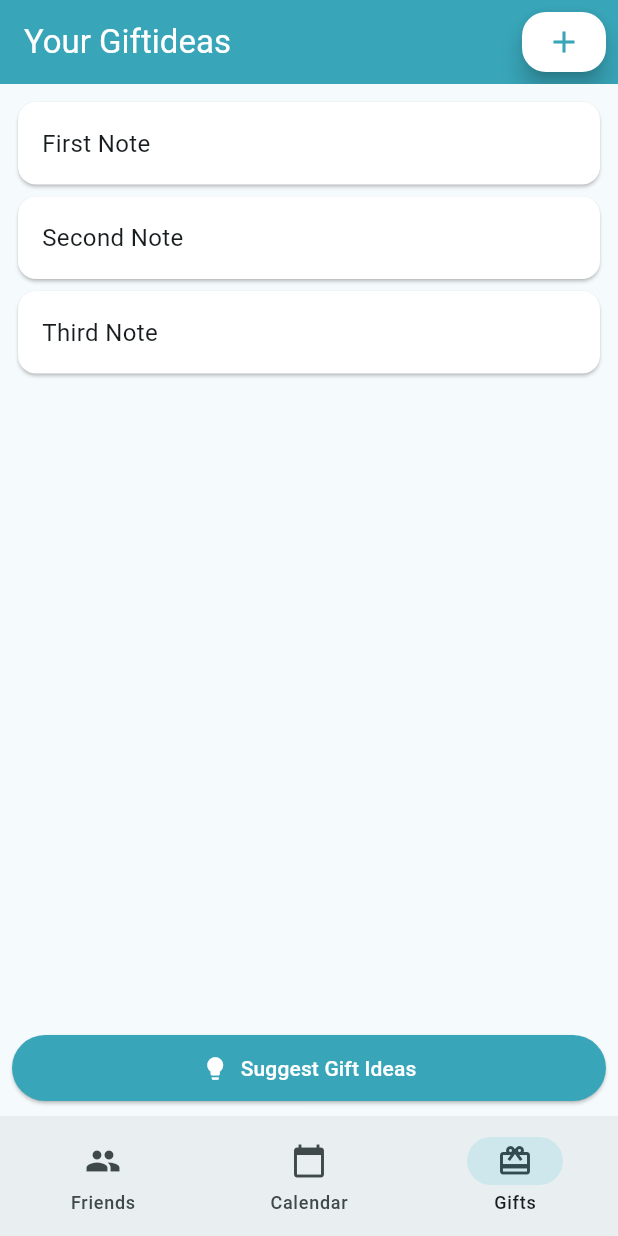
After one commit to RobinKlim/birthday_planer, a Flutter app: the screen it shows after launch, item 3 of the bottom bar chosen, on a phone screen of 412 x 824 dp. The commit adds this screen. Run offline on Flutter 3.47's test engine with Material 3 defaults, Android fonts, the phone set to English and light mode, and no system bars.

Commit message:
giftideas page

```diff
--- a/lib/models/friend.dart
+++ b/lib/models/friend.dart
@@ -1,6 +1,15 @@
+import 'package:birthday_planer/models/gift.dart';
+
 class Friend {
-  final String name;
-  final DateTime birthday;
+  String name;
+  DateTime birthday;
+  bool isPresentPrepared;
+  Gift? gift;
 
-  Friend({required this.name, required this.birthday});
+  Friend({
+    required this.name,
+    required this.birthday,
+    this.isPresentPrepared = false,
+    this.gift,
+  });
 }
--- a/lib/models/gift.dart
+++ b/lib/models/gift.dart
@@ -1,15 +1,13 @@
 import 'package:birthday_planer/models/friend.dart';
 
 class Gift {
-  final String name;
-  final bool isPrepared;
-  final String? url;
-  final Friend? forFriend;
+  String name;
+  String? url;
+  List<Friend>? assignedFriends;
 
   Gift({
     required this.name,
-    required this.isPrepared,
     this.url,
-    this.forFriend,
+    this.assignedFriends,
   });
 }
--- a/lib/pages/friends_list_page.dart
+++ b/lib/pages/friends_list_page.dart
@@ -1,6 +1,6 @@
 import 'package:birthday_planer/pages/add_friend_page.dart';
 import 'package:flutter/material.dart';
-import 'package:birthday_planer/widgets/list_item.dart';
+import 'package:birthday_planer/widgets/friend_list_item.dart';
 import 'package:birthday_planer/models/friend.dart';
 
 class FriendsListPage extends StatefulWidget {
--- /dev/null
+++ b/lib/pages/gift_list_page.dart
@@ -0,0 +1,80 @@
+import 'package:birthday_planer/pages/add_friend_page.dart';
+import 'package:flutter/material.dart';
+import 'package:birthday_planer/widgets/friend_list_item.dart';
+import 'package:birthday_planer/models/friend.dart';
+
+class GiftListPage extends StatefulWidget {
+  @override
+  State<GiftListPage> createState() => _GiftListPageState();
+}
+
+class _GiftListPageState extends State<GiftListPage> {
+  List<String> notes = ["First Note", "Second Note", "Third Note"];
+
+  Widget build(BuildContext context) {
+    return Scaffold(
+      appBar: AppBar(
+        title: Text('Your Giftideas'),
+        backgroundColor: Theme.of(context).colorScheme.primary,
+        foregroundColor: Theme.of(context).colorScheme.onPrimary,
+        actions: [
+          Padding(
+            padding: const EdgeInsets.all(8.0),
+            child: FloatingActionButton(
+              onPressed: () {
+                setState(() {
+                  notes.add('New Note');
+                });
+              },
+              backgroundColor: Theme.of(context).colorScheme.onPrimary,
+              child:
+                  Icon(Icons.add, color: Theme.of(context).colorScheme.primary),
+            ),
+          ),
+        ],
+      ),
+      body: SafeArea(
+        child: Padding(
+          padding: const EdgeInsets.all(8.0),
+          child: Column(
+            children: [
+              Expanded(
+                child: ListView.builder(
+                  itemCount: notes.length,
+                  itemBuilder: (context, index) {
+                    return Card(
+                      color: Theme.of(context).colorScheme.onPrimary,
+                      child: Padding(
+                        padding: const EdgeInsets.all(16.0),
+                        child: Text(
+                          notes[index],
+                          style: TextStyle(fontSize: 16.0),
+                        ),
+                      ),
+                    );
+                  },
+                ),
+              ),
+              ElevatedButton(
+                onPressed: () {
+                  print('Friend added');
+                },
+                child: SizedBox(
+                  width: double.infinity,
+                  child: Row(
+                    mainAxisAlignment: MainAxisAlignment.center,
+                    children: [
+                      Icon(Icons.lightbulb),
+                      SizedBox(width: 8),
+                      Text('Suggest Gift Ideas'),
+                    ],
+                  ),
+                ),
+              ),
+            ],
+          ),
+        ),
+      ),
+    );
+  }
+}
--- a/lib/widgets/navigation_widget.dart
+++ b/lib/widgets/navigation_widget.dart
@@ -1,6 +1,7 @@
 import 'package:flutter/material.dart';
 import 'package:birthday_planer/pages/calendar_page.dart';
 import 'package:birthday_planer/pages/friends_list_page.dart';
+import 'package:birthday_planer/pages/gift_list_page.dart';
 
 class NavigationWidget extends StatefulWidget {
   const NavigationWidget({super.key});
@@ -31,11 +32,16 @@ class _NavigationWidgetState extends State<NavigationWidget> {
             icon: Icon(Icons.calendar_today),
             label: 'Calendar',
           ),
+          NavigationDestination(
+            icon: Icon(Icons.card_giftcard),
+            label: 'Gifts',
+          ),
         ],
       ),
       body: <Widget>[
         FriendsListPage(),
         CalendarPage(),
+        GiftListPage(),
       ][currentPageIndex],
     );
   }
```
Also changed, not shown: lib/widgets/friend_list_item.dart (renamed from lib/widgets/list_item.dart), lib/widgets/gift_list-item.dart (added).
